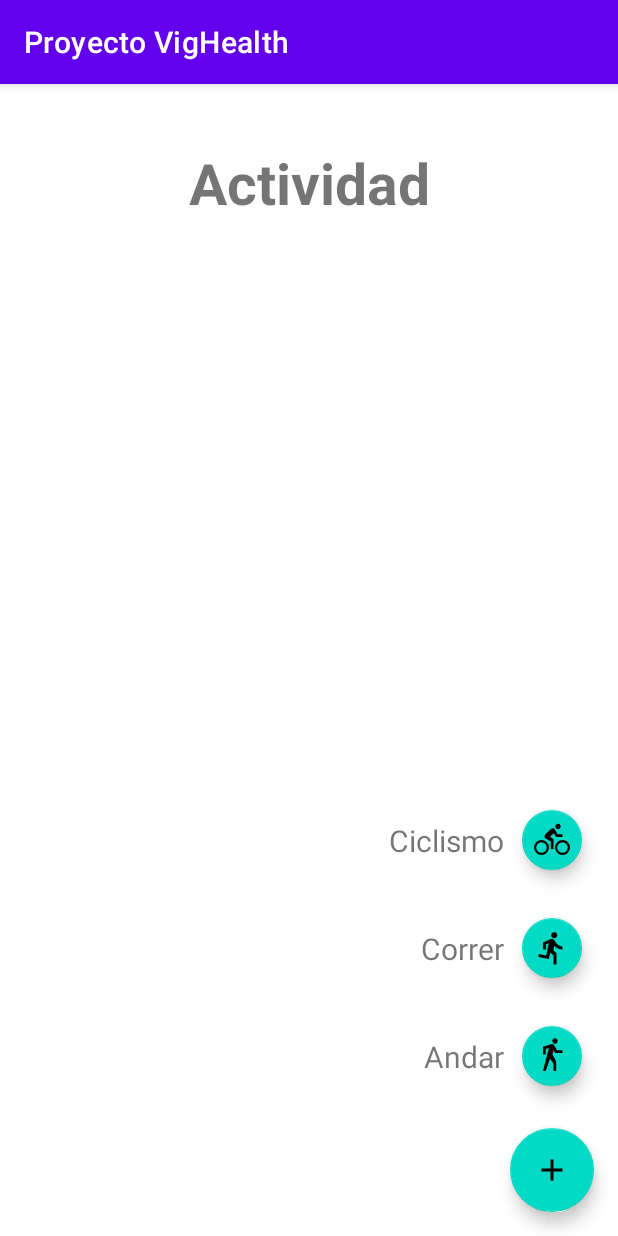
After one commit to SrNeo7/Proyecto-VigHealth, an Android app: the ListaActividadesActivity screen opened directly, with no data from a screen before it, on a phone screen of 412 x 824 dp. The commit adds this screen. Run offline under Robolectric (Android 15) with nearby library versions, the phone set to English and light mode, and no system bars.

Commit message:
Cambios y nuevas UI

```diff
--- a/app/build.gradle
+++ b/app/build.gradle
@@ -44,4 +44,5 @@ dependencies {
     implementation 'com.google.android.gms:play-services-auth:20.4.0'
     implementation "androidx.cardview:cardview:1.0.0"
     implementation 'com.github.PhilJay:MPAndroidChart:v3.1.0'
+    implementation 'com.getbase:floatingactionbutton:1.10.1'
 }
--- a/app/src/main/AndroidManifest.xml
+++ b/app/src/main/AndroidManifest.xml
@@ -12,6 +12,13 @@
         android:supportsRtl="true"
         android:theme="@style/Theme.ProyectoVigHealth"
         tools:targetApi="31">
+        <activity
+            android:name=".ListaActividadesActivity"
+            android:exported="false">
+            <meta-data
+                android:name="android.app.lib_name"
+                android:value="" />
+        </activity>
         <activity
             android:name=".GraficaPesoActivity"
             android:exported="false">
--- /dev/null
+++ b/app/src/main/java/com/joseantonio/personalproject/proyectovighealth/ListaActividadesActivity.java
@@ -0,0 +1,14 @@
+package com.joseantonio.personalproject.proyectovighealth;
+
+import androidx.appcompat.app.AppCompatActivity;
+
+import android.os.Bundle;
+
+public class ListaActividadesActivity extends AppCompatActivity {
+
+    @Override
+    protected void onCreate(Bundle savedInstanceState) {
+        super.onCreate(savedInstanceState);
+        setContentView(R.layout.activity_lista_actividades);
+    }
+}
--- /dev/null
+++ b/app/src/main/res/drawable/bike.xml
@@ -0,0 +1,9 @@
+<vector xmlns:android="http://schemas.android.com/apk/res/android"
+    android:width="24dp"
+    android:height="24dp"
+    android:viewportWidth="24"
+    android:viewportHeight="24">
+  <path
+      android:fillColor="#FF000000"
+      android:pathData="M5,20.5A3.5,3.5 0,0 1,1.5 17A3.5,3.5 0,0 1,5 13.5A3.5,3.5 0,0 1,8.5 17A3.5,3.5 0,0 1,5 20.5M5,12A5,5 0,0 0,0 17A5,5 0,0 0,5 22A5,5 0,0 0,10 17A5,5 0,0 0,5 12M14.8,10H19V8.2H15.8L13.86,4.93C13.57,4.43 13,4.1 12.4,4.1C11.93,4.1 11.5,4.29 11.2,4.6L7.5,8.29C7.19,8.6 7,9 7,9.5C7,10.13 7.33,10.66 7.85,10.97L11.2,13V18H13V11.5L10.75,9.85L13.07,7.5M19,20.5A3.5,3.5 0,0 1,15.5 17A3.5,3.5 0,0 1,19 13.5A3.5,3.5 0,0 1,22.5 17A3.5,3.5 0,0 1,19 20.5M19,12A5,5 0,0 0,14 17A5,5 0,0 0,19 22A5,5 0,0 0,24 17A5,5 0,0 0,19 12M16,4.8C17,4.8 17.8,4 17.8,3C17.8,2 17,1.2 16,1.2C15,1.2 14.2,2 14.2,3C14.2,4 15,4.8 16,4.8Z"/>
+</vector>
--- /dev/null
+++ b/app/src/main/res/drawable/plus.xml
@@ -0,0 +1,9 @@
+<vector xmlns:android="http://schemas.android.com/apk/res/android"
+    android:width="24dp"
+    android:height="24dp"
+    android:viewportWidth="24"
+    android:viewportHeight="24">
+  <path
+      android:fillColor="#FF000000"
+      android:pathData="M19,13H13V19H11V13H5V11H11V5H13V11H19V13Z"/>
+</vector>
--- /dev/null
+++ b/app/src/main/res/drawable/plus_circle.xml
@@ -0,0 +1,9 @@
+<vector xmlns:android="http://schemas.android.com/apk/res/android"
+    android:width="24dp"
+    android:height="24dp"
+    android:viewportWidth="24"
+    android:viewportHeight="24">
+  <path
+      android:fillColor="#FF000000"
+      android:pathData="M17,13H13V17H11V13H7V11H11V7H13V11H17M12,2A10,10 0,0 0,2 12A10,10 0,0 0,12 22A10,10 0,0 0,22 12A10,10 0,0 0,12 2Z"/>
+</vector>
--- /dev/null
+++ b/app/src/main/res/drawable/run.xml
@@ -0,0 +1,9 @@
+<vector xmlns:android="http://schemas.android.com/apk/res/android"
+    android:width="24dp"
+    android:height="24dp"
+    android:viewportWidth="24"
+    android:viewportHeight="24">
+  <path
+      android:fillColor="#FF000000"
+      android:pathData="M13.5,5.5C14.59,5.5 15.5,4.58 15.5,3.5C15.5,2.38 14.59,1.5 13.5,1.5C12.39,1.5 11.5,2.38 11.5,3.5C11.5,4.58 12.39,5.5 13.5,5.5M9.89,19.38L10.89,15L13,17V23H15V15.5L12.89,13.5L13.5,10.5C14.79,12 16.79,13 19,13V11C17.09,11 15.5,10 14.69,8.58L13.69,7C13.29,6.38 12.69,6 12,6C11.69,6 11.5,6.08 11.19,6.08L6,8.28V13H8V9.58L9.79,8.88L8.19,17L3.29,16L2.89,18L9.89,19.38Z"/>
+</vector>
--- /dev/null
+++ b/app/src/main/res/drawable/walk.xml
@@ -0,0 +1,9 @@
+<vector xmlns:android="http://schemas.android.com/apk/res/android"
+    android:width="24dp"
+    android:height="24dp"
+    android:viewportWidth="24"
+    android:viewportHeight="24">
+  <path
+      android:fillColor="#FF000000"
+      android:pathData="M14.12,10H19V8.2H15.38L13.38,4.87C13.08,4.37 12.54,4.03 11.92,4.03C11.74,4.03 11.58,4.06 11.42,4.11L6,5.8V11H7.8V7.33L9.91,6.67L6,22H7.8L10.67,13.89L13,17V22H14.8V15.59L12.31,11.05L13.04,8.18M14,3.8C15,3.8 15.8,3 15.8,2C15.8,1 15,0.2 14,0.2C13,0.2 12.2,1 12.2,2C12.2,3 13,3.8 14,3.8Z"/>
+</vector>
--- /dev/null
+++ b/app/src/main/res/layout/activity_lista_actividades.xml
@@ -0,0 +1,111 @@
+<?xml version="1.0" encoding="utf-8"?>
+<androidx.constraintlayout.widget.ConstraintLayout xmlns:android="http://schemas.android.com/apk/res/android"
+    xmlns:app="http://schemas.android.com/apk/res-auto"
+    xmlns:tools="http://schemas.android.com/tools"
+    android:layout_width="match_parent"
+    android:layout_height="match_parent"
+    tools:context=".ListaActividadesActivity">
+
+
+    <TextView
+        android:id="@+id/tvListaActividades"
+        android:layout_width="wrap_content"
+        android:layout_height="wrap_content"
+        android:layout_marginTop="40dp"
+        android:text="@string/tv_lista_actividad"
+        android:textSize="38sp"
+        android:textStyle="bold"
+        app:layout_constraintEnd_toEndOf="parent"
+        app:layout_constraintStart_toStartOf="parent"
+        app:layout_constraintTop_toTopOf="parent" />
+
+    <androidx.recyclerview.widget.RecyclerView
+        android:id="@+id/rvListaMeds"
+        android:layout_width="wrap_content"
+        android:layout_height="wrap_content"
+        android:layout_marginTop="72dp"
+        app:layout_constraintEnd_toEndOf="parent"
+        app:layout_constraintStart_toStartOf="parent"
+        app:layout_constraintTop_toBottomOf="@+id/tvListaActividades"/>
+
+    <com.google.android.material.floatingactionbutton.FloatingActionButton
+        android:id="@+id/fabtnNuevaActividad"
+        android:layout_width="wrap_content"
+        android:layout_height="wrap_content"
+        android:layout_marginEnd="16dp"
+        android:layout_marginBottom="16dp"
+        android:clickable="true"
+        app:fabSize="normal"
+        app:layout_constraintBottom_toBottomOf="parent"
+        app:layout_constraintEnd_toEndOf="parent"
+        app:srcCompat="@drawable/plus"
+        android:focusable="true" />
+
+    <com.google.android.material.floatingactionbutton.FloatingActionButton
+        android:id="@+id/fabtnAndar"
+        android:layout_width="wrap_content"
+        android:layout_height="wrap_content"
+        android:layout_marginBottom="24sp"
+        app:fabSize="mini"
+        app:layout_constraintBottom_toTopOf="@id/fabtnNuevaActividad"
+        app:layout_constraintEnd_toEndOf="@id/fabtnNuevaActividad"
+        app:layout_constraintStart_toStartOf="@id/fabtnNuevaActividad"
+        app:srcCompat="@drawable/walk"/>
+
+    <TextView
+        android:id="@+id/tvAndarFAB"
+        android:layout_width="wrap_content"
+        android:layout_height="wrap_content"
+        android:layout_marginEnd="8sp"
+        android:text="Andar"
+        android:textSize="20sp"
+        app:layout_constraintBottom_toBottomOf="@+id/fabtnAndar"
+        app:layout_constraintEnd_toStartOf="@+id/fabtnAndar"
+        app:layout_constraintTop_toTopOf="@id/fabtnAndar"/>
+
+    <com.google.android.material.floatingactionbutton.FloatingActionButton
+        android:id="@+id/fabtnCorrer"
+        android:layout_width="wrap_content"
+        android:layout_height="wrap_content"
+        android:layout_marginBottom="24sp"
+        app:fabSize="mini"
+        app:layout_constraintBottom_toTopOf="@id/fabtnAndar"
+        app:layout_constraintEnd_toEndOf="@id/fabtnAndar"
+        app:layout_constraintStart_toStartOf="@id/fabtnAndar"
+        app:srcCompat="@drawable/run"/>
+
+    <TextView
+        android:id="@+id/tvCorrerFAB"
+        android:layout_width="wrap_content"
+        android:layout_height="wrap_content"
+        android:layout_marginEnd="8sp"
+        android:text="Correr"
+        android:textSize="20sp"
+        app:layout_constraintBottom_toBottomOf="@+id/fabtnCorrer"
+        app:layout_constraintEnd_toStartOf="@+id/fabtnCorrer"
+        app:layout_constraintTop_toTopOf="@id/fabtnCorrer"/>
+
+    <com.google.android.material.floatingactionbutton.FloatingActionButton
+        android:id="@+id/fabtnCiclismo"
+        android:layout_width="wrap_content"
+        android:layout_height="wrap_content"
+        android:layout_marginBottom="24sp"
+        app:fabSize="mini"
+        app:layout_constraintBottom_toTopOf="@id/fabtnCorrer"
+        app:layout_constraintEnd_toEndOf="@id/fabtnCorrer"
+        app:layout_constraintStart_toStartOf="@id/fabtnCorrer"
+        app:srcCompat="@drawable/bike"/>
+
+    <TextView
+        android:id="@+id/tvCiclismorFAB"
+        android:layout_width="wrap_content"
+        android:layout_height="wrap_content"
+        android:layout_marginEnd="8sp"
+        android:text="Ciclismo"
+        android:textSize="20sp"
+        app:layout_constraintBottom_toBottomOf="@+id/fabtnCiclismo"
+        app:layout_constraintEnd_toStartOf="@+id/fabtnCiclismo"
+        app:layout_constraintTop_toTopOf="@id/fabtnCiclismo"/>
+
+
+</androidx.constraintlayout.widget.ConstraintLayout>
--- a/app/src/main/res/values/strings.xml
+++ b/app/src/main/res/values/strings.xml
@@ -37,6 +37,7 @@
     <string name="btn_nuevo_peso">Añadir registro</string>
     <string name="tv_registros_peso">Últimos registros</string>
     <string name="tv_grafica_peso">Gráfica:Peso</string>
+    <string name="tv_lista_actividad">Actividad</string>
     <string-array name="genero">
         <item>Género</item>
         <item>Hombre</item>
```
